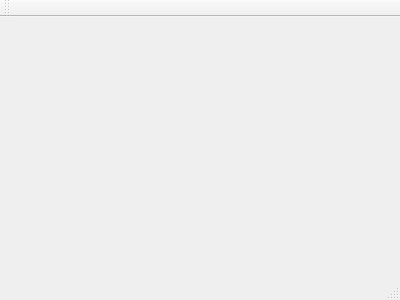
Before: the Qt Designer form mainwindow.ui in gaboe/facerat, drawn with Qt 5.
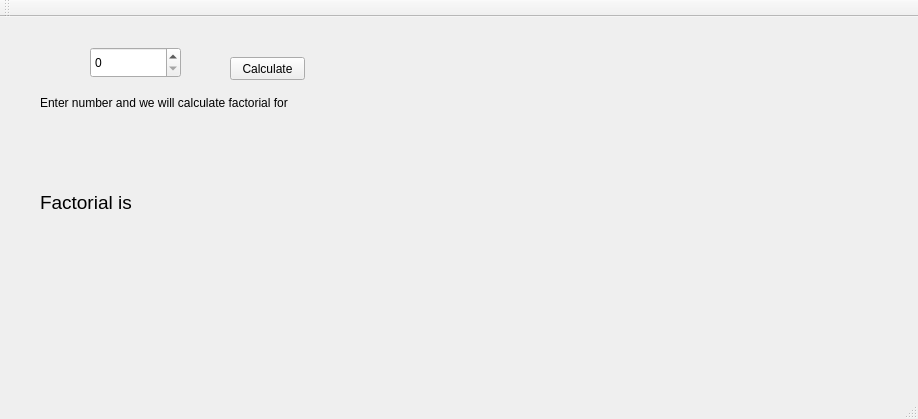
After: the same form once the commit is applied.

```diff
--- a/mainwindow.ui
+++ b/mainwindow.ui
@@ -1,24 +1,87 @@
 <ui version="4.0">
  <class>MainWindow</class>
- <widget class="QMainWindow" name="MainWindow" >
-  <property name="geometry" >
+ <widget class="QMainWindow" name="MainWindow">
+  <property name="geometry">
    <rect>
     <x>0</x>
     <y>0</y>
-    <width>400</width>
-    <height>300</height>
+    <width>918</width>
+    <height>419</height>
    </rect>
   </property>
   <property name="windowTitle" >
    <string>MainWindow</string>
   </property>
-  <widget class="QMenuBar" name="menuBar" />
-  <widget class="QToolBar" name="mainToolBar" />
-  <widget class="QWidget" name="centralWidget" />
-  <widget class="QStatusBar" name="statusBar" />
+  <widget class="QWidget" name="centralWidget">
+   <widget class="QLabel" name="label">
+    <property name="geometry">
+     <rect>
+      <x>40</x>
+      <y>60</y>
+      <width>251</width>
+      <height>51</height>
+     </rect>
+    </property>
+    <property name="text">
+     <string>Enter number and we will calculate factorial for you</string>
+    </property>
+   </widget>
+   <widget class="QPushButton" name="pushButton">
+    <property name="geometry">
+     <rect>
+      <x>230</x>
+      <y>40</y>
+      <width>75</width>
+      <height>23</height>
+     </rect>
+    </property>
+    <property name="text">
+     <string>Calculate</string>
+    </property>
+   </widget>
+   <widget class="QLabel" name="resultLabel">
+    <property name="geometry">
+     <rect>
+      <x>40</x>
+      <y>140</y>
+      <width>841</width>
+      <height>91</height>
+     </rect>
+    </property>
+    <property name="font">
+     <font>
+      <pointsize>14</pointsize>
+     </font>
+    </property>
+    <property name="text">
+     <string>Factorial is</string>
+    </property>
+   </widget>
+   <widget class="QSpinBox" name="factorialInput">
+    <property name="geometry">
+     <rect>
+      <x>90</x>
+      <y>30</y>
+      <width>91</width>
+      <height>31</height>
+     </rect>
+    </property>
+    <property name="maximum">
+     <number>500000</number>
+    </property>
+   </widget>
+  </widget>
+  <widget class="QToolBar" name="mainToolBar">
+   <attribute name="toolBarArea">
+    <enum>TopToolBarArea</enum>
+   </attribute>
+   <attribute name="toolBarBreak">
+    <bool>false</bool>
+   </attribute>
+  </widget>
+  <widget class="QStatusBar" name="statusBar"/>
  </widget>
- <layoutDefault spacing="6" margin="11" />
- <pixmapfunction></pixmapfunction>
+ <layoutdefault spacing="6" margin="11"/>
  <resources/>
  <connections/>
 </ui>
```
Left out of the diff: 3 changed lines with no effect on the pictures.
